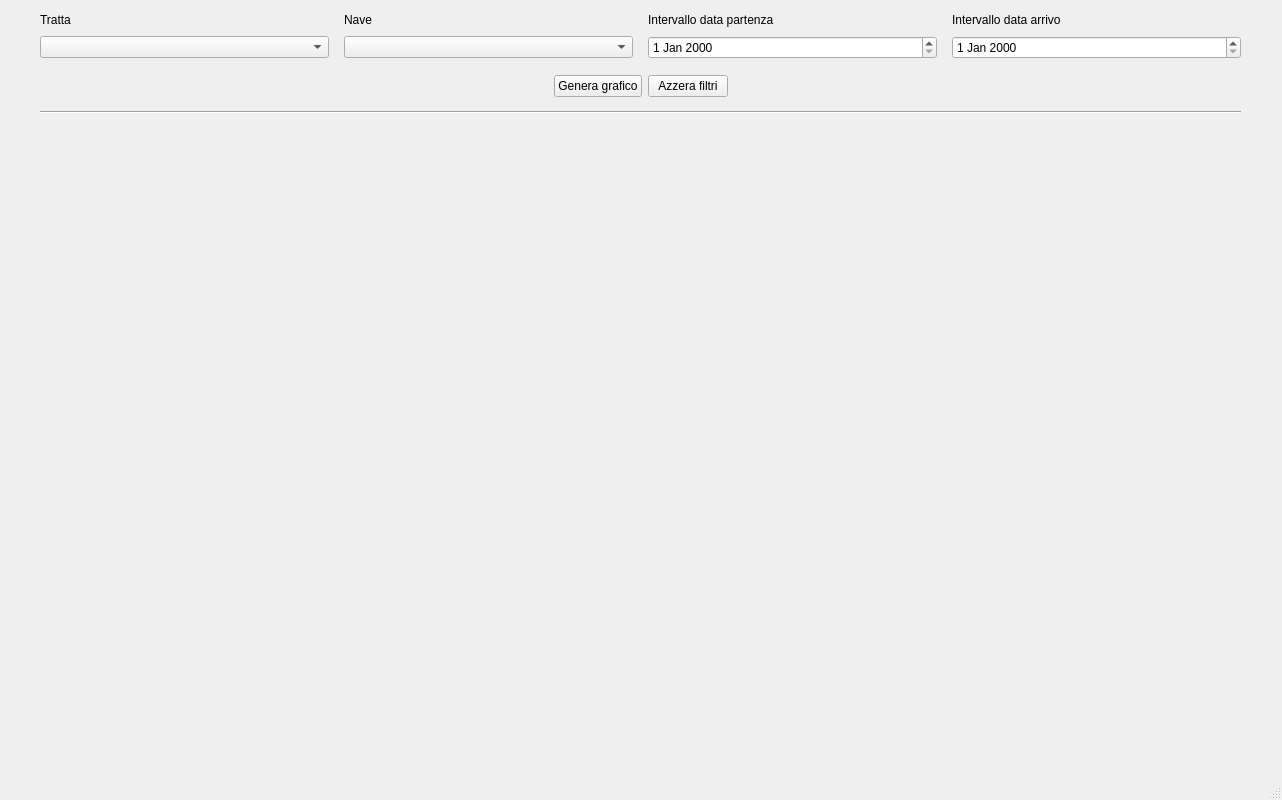
The window that pyqt_application.ui (simone1040/Tesi_SIremar_viz) describes before a commit, drawn with Qt 5.
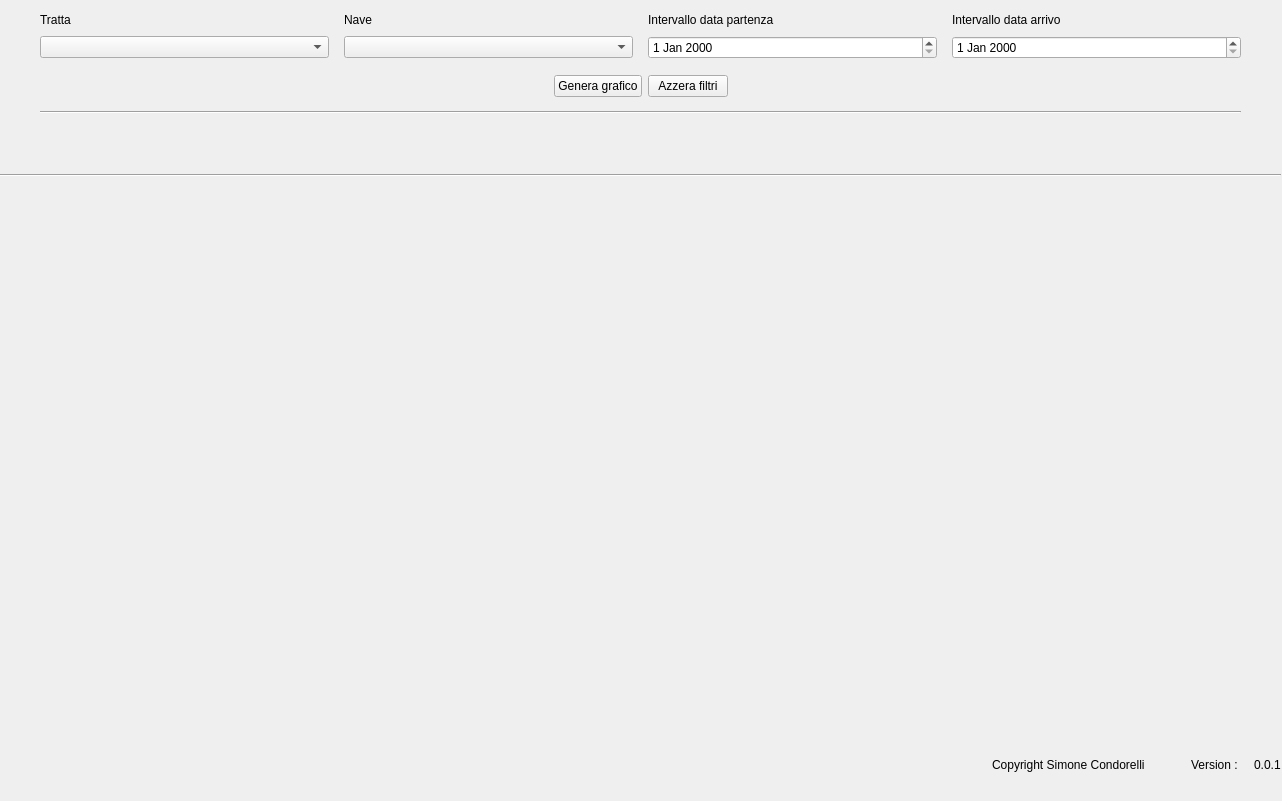
The same window after the commit. Icons and pictures are not drawn.

What changed in the file:
```diff
--- a/pyqt_application.ui
+++ b/pyqt_application.ui
@@ -7,7 +7,7 @@
     <x>0</x>
     <y>0</y>
     <width>1282</width>
-    <height>800</height>
+    <height>801</height>
    </rect>
   </property>
   <property name="windowTitle">
@@ -20,7 +20,7 @@
       <x>0</x>
       <y>0</y>
       <width>1281</width>
-      <height>751</height>
+      <height>780</height>
      </rect>
     </property>
     <layout class="QVBoxLayout" name="verticalLayout">
@@ -254,23 +254,124 @@
        </property>
       </widget>
      </item>
+     <item>
+      <spacer name="verticalSpacer_2">
+       <property name="orientation">
+        <enum>Qt::Vertical</enum>
+       </property>
+       <property name="sizeType">
+        <enum>QSizePolicy::Fixed</enum>
+       </property>
+       <property name="sizeHint" stdset="0">
+        <size>
+         <width>20</width>
+         <height>20</height>
+        </size>
+       </property>
+      </spacer>
+     </item>
+     <item>
+      <widget class="Line" name="bottom_separator_line">
+       <property name="orientation">
+        <enum>Qt::Horizontal</enum>
+       </property>
+      </widget>
+     </item>
      <item>
       <spacer name="verticalSpacer">
        <property name="orientation">
         <enum>Qt::Vertical</enum>
        </property>
+       <property name="sizeType">
+        <enum>QSizePolicy::Expanding</enum>
+       </property>
        <property name="sizeHint" stdset="0">
         <size>
          <width>20</width>
-         <height>40</height>
+         <height>71</height>
         </size>
        </property>
       </spacer>
      </item>
+     <item>
+      <layout class="QHBoxLayout" name="footer_layout" stretch="0,0,0,0,0,0">
+       <property name="spacing">
+        <number>6</number>
+       </property>
+       <property name="bottomMargin">
+        <number>5</number>
+       </property>
+       <item>
+        <spacer name="horizontalSpacer_2">
+         <property name="orientation">
+          <enum>Qt::Horizontal</enum>
+         </property>
+         <property name="sizeHint" stdset="0">
+          <size>
+           <width>40</width>
+           <height>20</height>
+          </size>
+         </property>
+        </spacer>
+       </item>
+       <item>
+        <widget class="QLabel" name="label_product_by">
+         <property name="text">
+          <string>Copyright Simone Condorelli</string>
+         </property>
+        </widget>
+       </item>
+       <item>
+        <spacer name="horizontalSpacer_10">
+         <property name="orientation">
+          <enum>Qt::Horizontal</enum>
+         </property>
+         <property name="sizeType">
+          <enum>QSizePolicy::Fixed</enum>
+         </property>
+         <property name="sizeHint" stdset="0">
+          <size>
+           <width>40</width>
+           <height>20</height>
+          </size>
+         </property>
+        </spacer>
+       </item>
+       <item>
+        <widget class="QLabel" name="label_5">
+         <property name="text">
+          <string>Version :</string>
+         </property>
+        </widget>
+       </item>
+       <item>
+        <spacer name="horizontalSpacer_11">
+         <property name="orientation">
+          <enum>Qt::Horizontal</enum>
+         </property>
+         <property name="sizeType">
+          <enum>QSizePolicy::Fixed</enum>
+         </property>
+         <property name="sizeHint" stdset="0">
+          <size>
+           <width>10</width>
+           <height>20</height>
+          </size>
+         </property>
+        </spacer>
+       </item>
+       <item>
+        <widget class="QLabel" name="label_version">
+         <property name="text">
+          <string>0.0.1</string>
+         </property>
+        </widget>
+       </item>
+      </layout>
+     </item>
     </layout>
    </widget>
   </widget>
-  <widget class="QStatusBar" name="statusbar"/>
   <widget class="QMenuBar" name="menubar">
    <property name="geometry">
     <rect>
```
Left out of the diff: 4 changed lines with no effect on the pictures.
